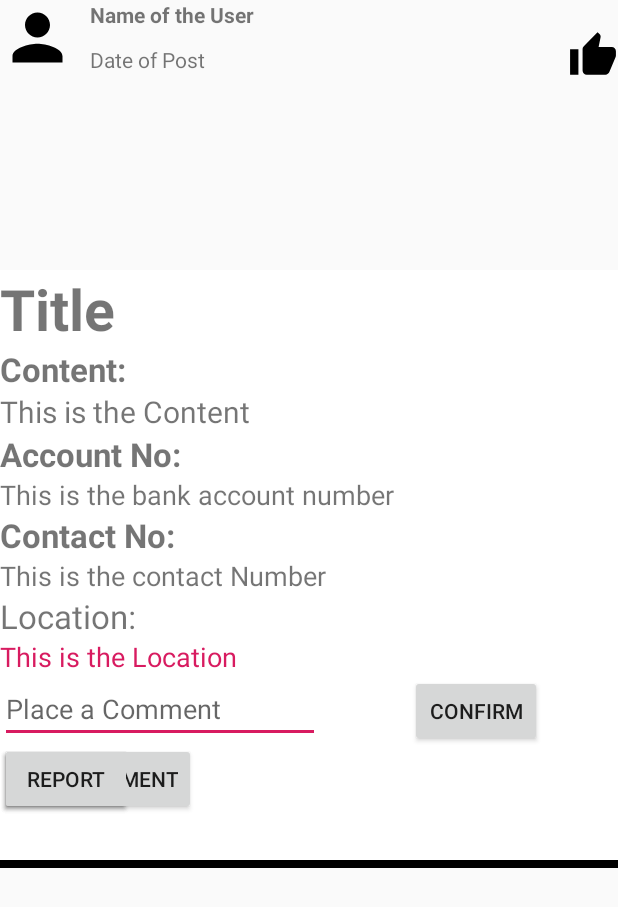
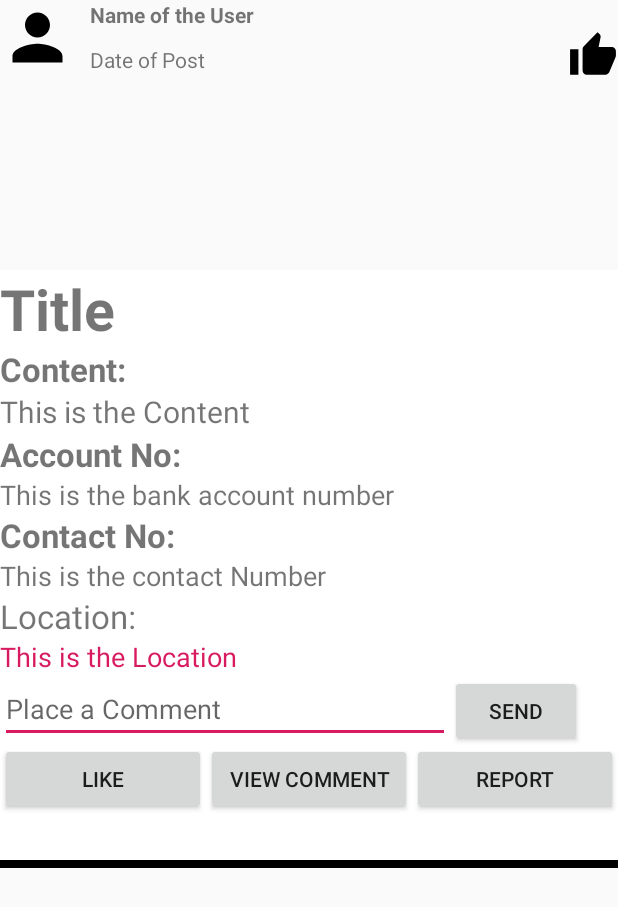
Before and after one commit to weianchan/GiveMeYourHand, an Android app: the layout list_detail.xml on its own in the app's theme, with its tools: preview values and no code run, on a phone screen of 412 x 824 dp. Shown: the top 907 px of the screen. Run offline under Robolectric (Android 15) with nearby library versions, the phone set to English and light mode, and no system bars.

Commit message:
Update UI

```diff
--- a/app/src/main/res/layout/list_detail.xml
+++ b/app/src/main/res/layout/list_detail.xml
@@ -19,10 +19,10 @@
         <TextView
             android:layout_width="wrap_content"
             android:layout_height="20dp"
-            android:layout_toRightOf="@id/profilePic"
+            android:layout_toEndOf="@id/profilePic"
             android:id="@+id/username"
-            android:layout_marginLeft="10dp"
-            android:text="Name of the User"
+            android:layout_marginStart="10dp"
+            android:text="@string/name_of_the_user"
             android:textStyle="bold"/>
 
         <TextView
@@ -31,9 +31,9 @@
             android:layout_height="20dp"
             android:layout_below="@+id/username"
             android:layout_marginTop="10dp"
-            android:layout_toRightOf="@id/profilePic"
-            android:layout_marginLeft="10dp"
-            android:text="Date of Post" />
+            android:layout_toEndOf="@id/profilePic"
+            android:layout_marginStart="10dp"
+            android:text="@string/date_of_post" />
 
         <ImageView
             android:id="@+id/first"
@@ -47,18 +47,18 @@
             android:layout_width="120dp"
             android:layout_height="120dp"
             android:layout_alignParentTop="true"
-            android:layout_marginLeft="8dp"
+            android:layout_marginStart="8dp"
             android:layout_marginTop="60dp"
-            android:layout_toRightOf="@+id/first" />
+            android:layout_toEndOf="@+id/first" />
 
         <ImageView
             android:id="@+id/third"
             android:layout_width="120dp"
             android:layout_height="120dp"
             android:layout_alignParentTop="true"
-            android:layout_marginLeft="8dp"
+            android:layout_marginStart="8dp"
             android:layout_marginTop="60dp"
-            android:layout_toRightOf="@+id/second" />
+            android:layout_toEndOf="@+id/second" />
 
         <ImageButton
             android:id="@+id/like"
@@ -83,12 +83,12 @@
             android:layout_height="wrap_content"
             android:id="@+id/textDesc"
             android:textSize="38dp"
-            android:text="Title"
+            android:text="@string/title"
             android:textStyle="bold"/>
         <TextView
             android:layout_width="match_parent"
             android:layout_height="wrap_content"
-            android:text="Content: "
+            android:text="@string/content"
             android:textSize="22dp"
             android:textStyle="bold"/>
         <TextView
@@ -96,12 +96,12 @@
             android:layout_height="wrap_content"
             android:id="@+id/content"
             android:textSize="20dp"
-            android:text="This is the Content"/>
+            android:text="@string/this_is_the_content"/>
         <TextView
             android:layout_width="match_parent"
             android:layout_height="wrap_content"
             android:id="@+id/accNoLabel"
-            android:text="Account No: "
+            android:text="@string/account_no"
             android:textSize="22dp"
             android:textStyle="bold"/>
         <TextView
@@ -109,12 +109,12 @@
             android:layout_height="wrap_content"
             android:id="@+id/bank_acc"
             android:textSize="18dp"
-            android:text="This is the bank account number"/>
+            android:text="@string/this_is_the_bank_account_number"/>
         <TextView
             android:layout_width="match_parent"
             android:layout_height="wrap_content"
             android:id="@+id/contactLabel"
-            android:text="Contact No: "
+            android:text="@string/contact_no"
             android:textSize="22dp"
             android:textStyle="bold"/>
         <TextView
@@ -122,20 +122,20 @@
             android:layout_height="wrap_content"
             android:id="@+id/contactNo"
             android:textSize="18dp"
-            android:text="This is the contact Number"/>
+            android:text="@string/this_is_the_contact_number"/>
 
         <TextView
             android:layout_width="match_parent"
             android:layout_height="wrap_content"
             android:id="@+id/location_label"
             android:textSize="22dp"
-            android:text="Location:"/>
+            android:text="@string/location"/>
 
         <TextView
             android:id="@+id/location"
             android:layout_width="match_parent"
             android:layout_height="wrap_content"
-            android:text="This is the Location"
+            android:text="@string/this_is_the_location"
             android:textColor="@color/colorAccent"
             android:textSize="18dp" />
 
@@ -147,42 +147,51 @@
 
             <EditText
                 android:id="@+id/textComment"
-                android:layout_width="wrap_content"
+                android:layout_width="300dp"
                 android:layout_height="wrap_content"
                 android:ems="10"
                 android:hint="@string/place_a_comment"
-                android:inputType="textMultiLine" />
+                android:inputType="textMultiLine"
+                android:layoutDirection="rtl" />
 
             <Button
                 android:id="@+id/comment_confirm"
                 android:layout_width="wrap_content"
                 android:layout_height="wrap_content"
                 android:layout_alignParentTop="true"
-                android:layout_marginLeft="60dp"
                 android:layout_toRightOf="@+id/textComment"
-                android:text="Confirm" />
+                android:layoutDirection="rtl"
+                android:text="@string/send" />
+
+            <LinearLayout
+                android:layout_width="match_parent"
+                android:layout_height="wrap_content"
+                android:layout_below="@+id/textComment"
+                android:orientation="horizontal">
 
                 <Button
                     android:id="@+id/like_btn"
-                android:layout_marginTop="45dp"
-                android:layout_width="wrap_content"
+                    android:layout_width="0dp"
                     android:layout_height="wrap_content"
-                android:text="Like" />
+                    android:layout_weight="1"
+                    android:text="@string/like" />
 
                 <Button
                     android:id="@+id/comment_btn"
-                android:layout_marginTop="45dp"
-                android:layout_width="wrap_content"
+                    android:layout_width="0dp"
                     android:layout_height="wrap_content"
-
-                android:text="View Comment" />
+                    android:layout_weight="1"
+                    android:text="@string/view_comment" />
 
                 <Button
                     android:id="@+id/report_btn"
-                android:layout_marginTop="45dp"
-                android:layout_width="wrap_content"
+                    android:layout_width="0dp"
                     android:layout_height="wrap_content"
-                android:text="Report" />
+                    android:layout_weight="1"
+                    android:text="@string/report" />
+
+            </LinearLayout>
+
 
 
         </RelativeLayout>
--- a/app/src/main/res/values/strings.xml
+++ b/app/src/main/res/values/strings.xml
@@ -40,4 +40,19 @@
     <string name="enter_location_optional">Enter Location (Optional)</string>
     <string name="comment_of_the_post">Comment of the post</string>
     <string name="Location_map">Location</string>
+    <string name="name_of_the_user">Name of the User</string>
+    <string name="date_of_post">Date of Post</string>
+    <string name="title">Title</string>
+    <string name="content">Content:</string>
+    <string name="this_is_the_content">This is the Content</string>
+    <string name="account_no">Account No:</string>
+    <string name="this_is_the_bank_account_number">This is the bank account number</string>
+    <string name="contact_no">Contact No:</string>
+    <string name="this_is_the_contact_number">This is the contact Number</string>
+    <string name="location">Location:</string>
+    <string name="this_is_the_location">This is the Location</string>
+    <string name="send">Send</string>
+    <string name="like">Like</string>
+    <string name="view_comment">View Comment</string>
+    <string name="report">Report</string>
 </resources>
```
Lines whose indentation alone changed are shown as unchanged.
